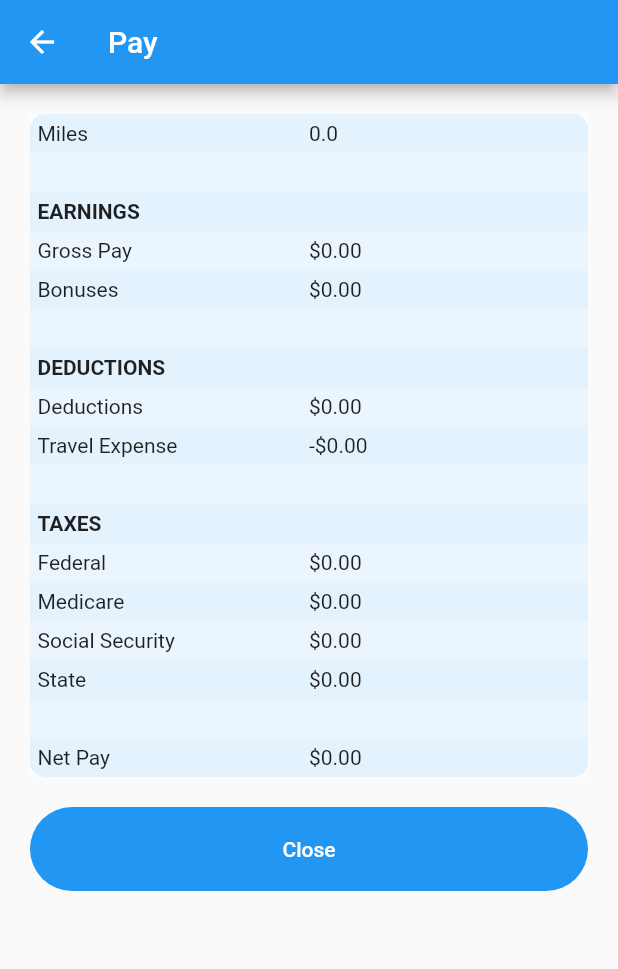
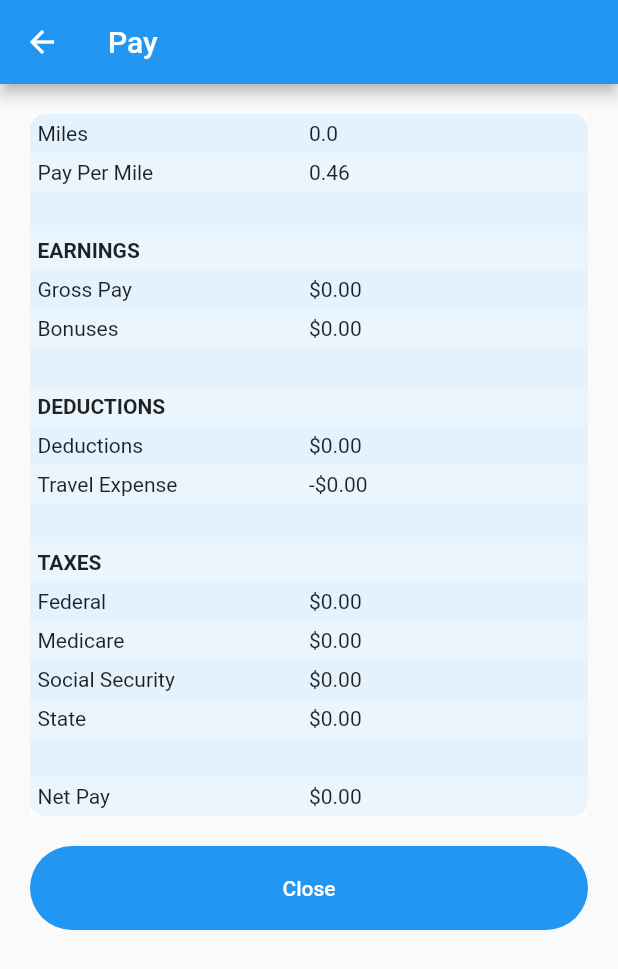
Before and after one commit to fierceblaze/carroll_fulmer_pay, a Flutter app: the screen it shows after launch, after a tap on "Calculate", on a phone screen of 412 x 824 dp. Shown: the top 969 px of the screen. Run offline on Flutter 3.47's test engine with Material 2 defaults, Android fonts, the light colour scheme and no system bars; our stand-ins replace shared_preferences.

Commit message:
Added pay per mile to the results page

```diff
--- a/lib/calculate.dart
+++ b/lib/calculate.dart
@@ -16,7 +16,7 @@ class Calculate {
     Miles greater than or equal to 2,900 and less than 2,999 paid at $0.54 per mile
     Miles greater than or equal to 3,000 paid at $0.57 per mile
     */
-  static double tierPay(double miles) {
+  static double payPerMile(double miles) {
     double payRate = 0.0;
     if (miles >= 3000) {
       payRate = 0.57;
@@ -33,7 +33,11 @@ class Calculate {
     } else {
       payRate = 0.46;
     }
-    return miles * (payRate - baseRate);
+    return payRate;
+  }
+
+  static double tierPay(double miles) {
+    return miles * (payPerMile(miles) - baseRate);
   }
 
   static double federalTax(double pay) {
--- a/lib/screens/ResultsPage.dart
+++ b/lib/screens/ResultsPage.dart
@@ -27,6 +27,7 @@ class _ResultsPageState extends State<ResultsPage> {
     double miles = widget.miles;
     double bonuses = widget.bonuses;
     double deductions = widget.deductions;
+    double payRate = Calculate.payPerMile(miles);
     double basePay = Calculate.basePay(miles);
     double tierPay = Calculate.tierPay(miles);
     double grossPay = basePay + bonuses;
@@ -57,6 +58,7 @@ class _ResultsPageState extends State<ResultsPage> {
                   child: Column(
                     children: [
                       quickRow('Miles', miles.toString()),
+                      quickRow('Pay Per Mile', payRate.toString()),
                       blankRow(),
                       headerRow('Earnings', ''),
                       quickRow('Gross Pay', usd(grossPay)),
```
Also changed, not shown: pubspec.lock, 2 other files.
